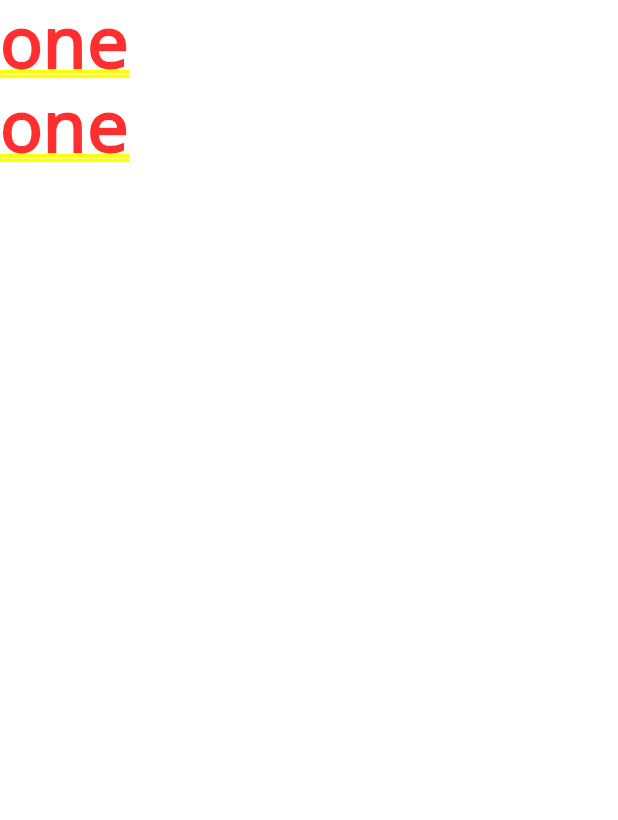
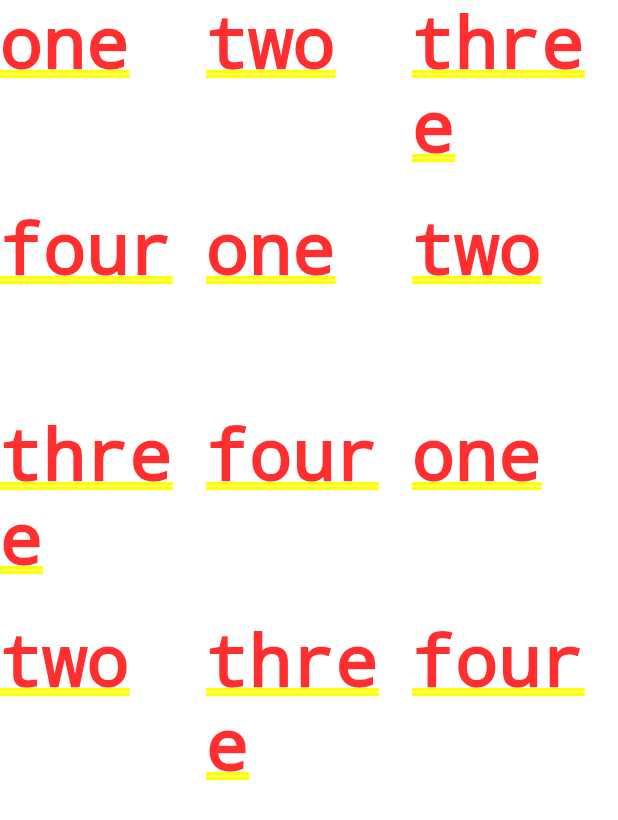
Before and after one commit to amiarafat/arafat_flutter_ecomm, a Flutter app: the screen it shows after launch, on a phone screen of 412 x 824 dp. Shown: the top 820 px of the screen. Run offline on Flutter 3.47's test engine with Material 2 defaults, Android fonts, the phone set to English and light mode, and no system bars.

Commit message:
4th video and grid view

```diff
--- a/lib/main.dart
+++ b/lib/main.dart
@@ -1,16 +1,23 @@
 import 'package:flutter/material.dart';
 
 void main(){
-
   runApp(
-    MaterialApp(
-      home: Center(
-        child: ListView(
-          children: <Widget>[
-            Text('one'),
-            Text('one'),
-          ],
-        ),
+    new MaterialApp(
+      home: GridView.count(crossAxisCount: 3,
+      children: <Widget>[
+        Text('one'),
+        Text('two'),
+        Text('three'),
+        Text('four'),
+        Text('one'),
+        Text('two'),
+        Text('three'),
+        Text('four'),
+        Text('one'),
+        Text('two'),
+        Text('three'),
+        Text('four'),
+      ],
       ),
     )
   );
```
